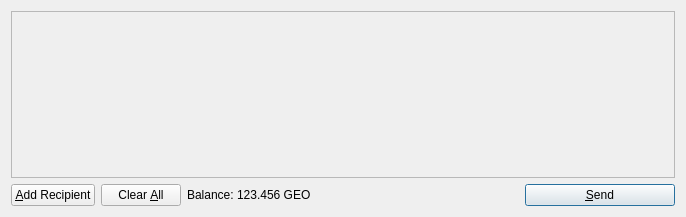
yorulez/ncfdcoin, file src/qt/forms/sendcoinsdialog.ui: the form before one commit.
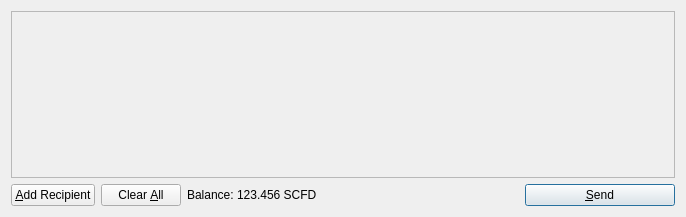
The form after the commit. Icons and pictures are not drawn.

```diff
--- a/src/qt/forms/sendcoinsdialog.ui
+++ b/src/qt/forms/sendcoinsdialog.ui
@@ -119,7 +119,7 @@
           <cursorShape>IBeamCursor</cursorShape>
          </property>
          <property name="text">
-          <string>123.456 GEO</string>
+          <string>123.456 SCFD</string>
          </property>
          <property name="textInteractionFlags">
           <set>Qt::LinksAccessibleByMouse|Qt::TextSelectableByKeyboard|Qt::TextSelectableByMouse</set>
```
